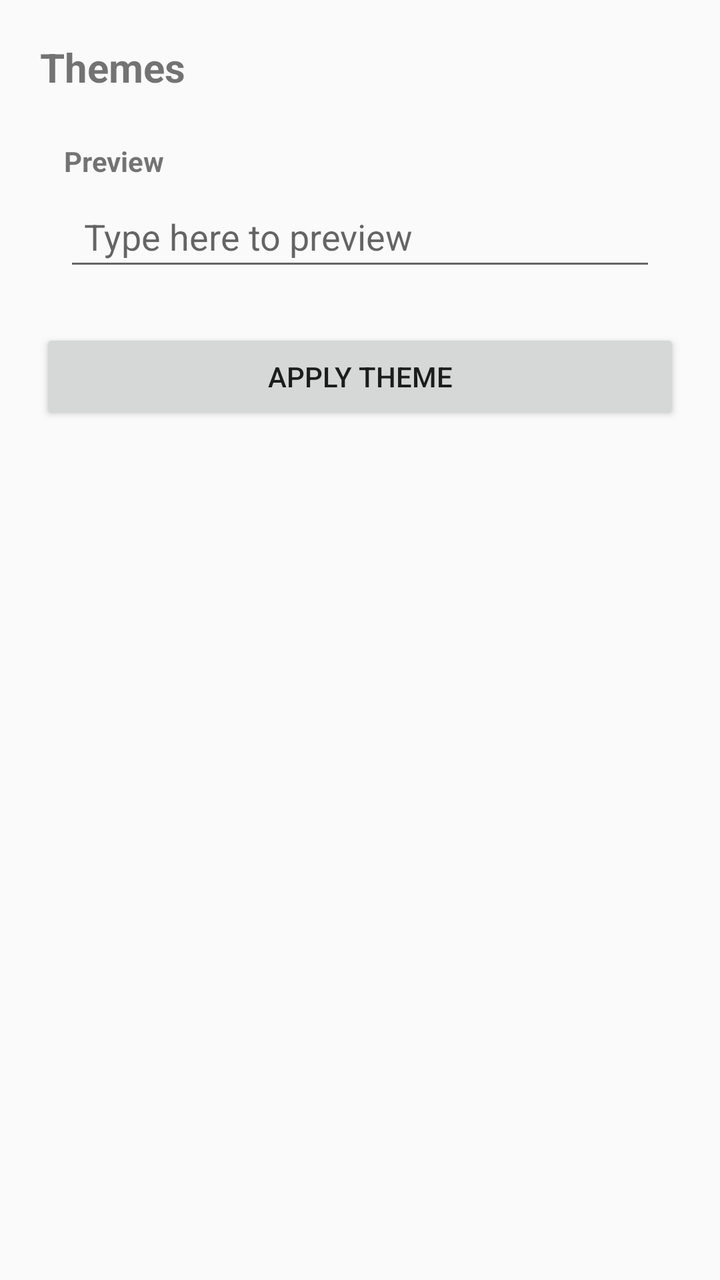
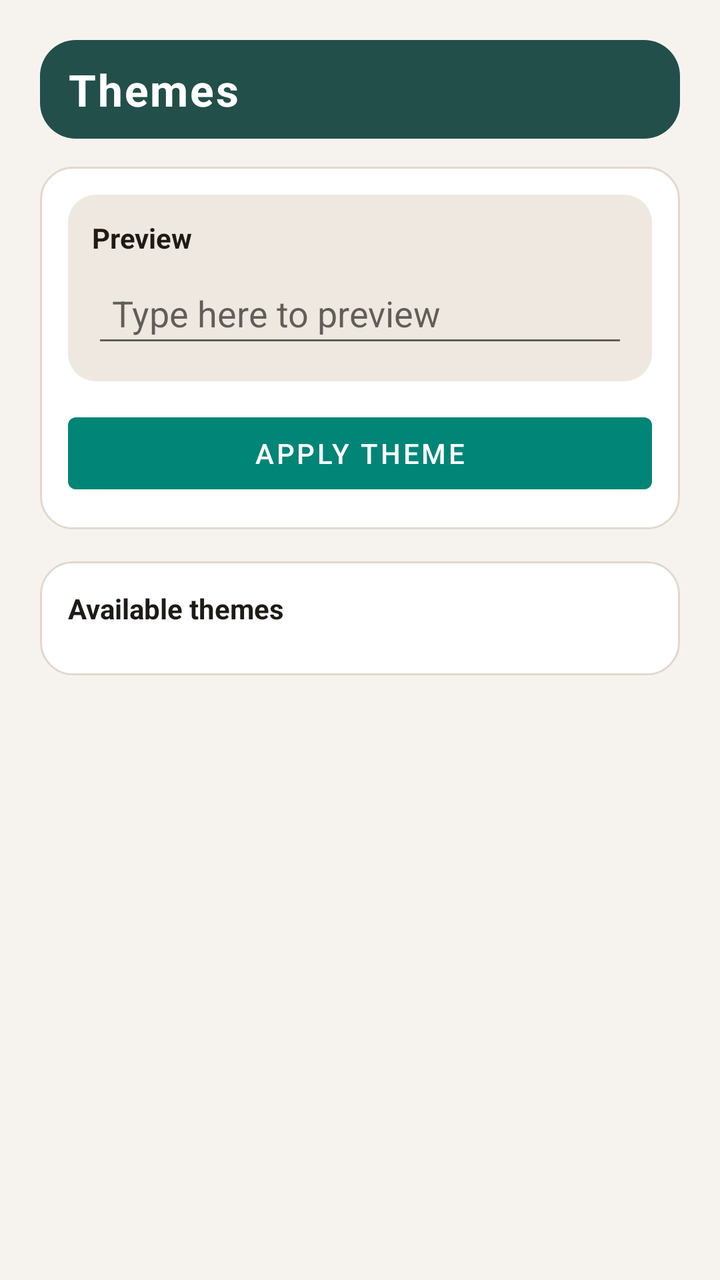

Screens rendered from an Android XML layout before and after an edit, with the pre-edit source and the edit as a unified diff.
<!-- AndroidManifest.xml: application theme AppTheme -->
<!-- res/layout/fragment_themes.xml -->
<?xml version="1.0" encoding="utf-8"?>
<ScrollView xmlns:android="http://schemas.android.com/apk/res/android"
    android:layout_width="match_parent"
    android:layout_height="match_parent"
    android:fillViewport="true">

    <LinearLayout
        android:layout_width="match_parent"
        android:layout_height="wrap_content"
        android:orientation="vertical"
        android:padding="20dp">

        <TextView
            android:id="@+id/theme_section_title"
            android:layout_width="match_parent"
            android:layout_height="wrap_content"
            android:text="@string/themes_title"
            android:textSize="20sp"
            android:textStyle="bold"
            android:paddingBottom="12dp" />

        <LinearLayout
            android:id="@+id/theme_preview_panel"
            android:layout_width="match_parent"
            android:layout_height="wrap_content"
            android:orientation="vertical"
            android:padding="12dp"
            android:layout_marginBottom="12dp">

            <TextView
                android:id="@+id/theme_preview_title"
                android:layout_width="match_parent"
                android:layout_height="wrap_content"
                android:text="Preview"
                android:textStyle="bold"
                android:paddingBottom="6dp" />

            <EditText
                android:id="@+id/theme_preview_input"
                android:layout_width="match_parent"
                android:layout_height="wrap_content"
                android:hint="Type here to preview"
                android:inputType="text"
                android:padding="10dp" />
        </LinearLayout>

        <Button
            android:id="@+id/theme_apply_button"
            android:layout_width="match_parent"
            android:layout_height="wrap_content"
            android:text="Apply Theme"
            android:layout_marginBottom="16dp" />

        <LinearLayout
            android:id="@+id/theme_container"
            android:layout_width="match_parent"
            android:layout_height="wrap_content"
            android:orientation="vertical" />
    </LinearLayout>
</ScrollView>
<!-- resources referenced by this layout -->
<resources>
  <string name="themes_title">Themes</string>
  <style name="AppTheme" parent="Theme.AppCompat.Light.DarkActionBar">
          
          <item name="colorPrimary">@color/colorPrimary</item>
          <item name="colorPrimaryDark">@color/colorPrimaryDark</item>
          <item name="colorAccent">@color/colorAccent</item>
      </style>
  <color name="colorPrimary">#008577</color>
  <color name="colorPrimaryDark">#00574B</color>
  <color name="colorAccent">#D81B60</color>
</resources>

<!-- the commit's change to res/layout/fragment_themes.xml (unified diff, before → after) -->
@@ -2,7 +2,8 @@
 <ScrollView xmlns:android="http://schemas.android.com/apk/res/android"
     android:layout_width="match_parent"
     android:layout_height="match_parent"
-    android:fillViewport="true">
+    android:fillViewport="true"
+    android:background="@color/ui_bg">
 
     <LinearLayout
         android:layout_width="match_parent"
@@ -15,46 +16,78 @@
             android:layout_width="match_parent"
             android:layout_height="wrap_content"
             android:text="@string/themes_title"
-            android:textSize="20sp"
+            android:textSize="22sp"
             android:textStyle="bold"
-            android:paddingBottom="12dp" />
+            android:textColor="@color/ui_surface"
+            android:letterSpacing="0.04"
+            android:background="@drawable/bg_title_pill"
+            android:paddingHorizontal="14dp"
+            android:paddingVertical="10dp"
+            android:layout_marginBottom="14dp" />
 
         <LinearLayout
-            android:id="@+id/theme_preview_panel"
+            android:id="@+id/theme_preview_card"
             android:layout_width="match_parent"
             android:layout_height="wrap_content"
             android:orientation="vertical"
-            android:padding="12dp"
-            android:layout_marginBottom="12dp">
+            android:background="@drawable/bg_card"
+            android:padding="14dp"
+            android:layout_marginBottom="16dp">
+
+            <LinearLayout
+                android:id="@+id/theme_preview_panel"
+                android:layout_width="match_parent"
+                android:layout_height="wrap_content"
+                android:orientation="vertical"
+                android:padding="12dp"
+                android:background="@drawable/bg_section">
+
+                <TextView
+                    android:id="@+id/theme_preview_title"
+                    android:layout_width="match_parent"
+                    android:layout_height="wrap_content"
+                    android:text="Preview"
+                    android:textStyle="bold"
+                    android:textColor="@color/ui_text_primary"
+                    android:paddingBottom="6dp" />
+
+                <EditText
+                    android:id="@+id/theme_preview_input"
+                    android:layout_width="match_parent"
+                    android:layout_height="wrap_content"
+                    android:hint="Type here to preview"
+                    android:inputType="text"
+                    android:padding="10dp" />
+            </LinearLayout>
+
+            <Button
+                android:id="@+id/theme_apply_button"
+                android:layout_width="match_parent"
+                android:layout_height="wrap_content"
+                android:text="APPLY THEME"
+                android:layout_marginTop="12dp" />
+        </LinearLayout>
+
+        <LinearLayout
+            android:layout_width="match_parent"
+            android:layout_height="wrap_content"
+            android:orientation="vertical"
+            android:background="@drawable/bg_card"
+            android:padding="14dp">
 
             <TextView
-                android:id="@+id/theme_preview_title"
                 android:layout_width="match_parent"
                 android:layout_height="wrap_content"
-                android:text="Preview"
+                android:text="Available themes"
                 android:textStyle="bold"
-                android:paddingBottom="6dp" />
+                android:textColor="@color/ui_text_primary"
+                android:paddingBottom="10dp" />
 
-            <EditText
-                android:id="@+id/theme_preview_input"
+            <LinearLayout
+                android:id="@+id/theme_container"
                 android:layout_width="match_parent"
                 android:layout_height="wrap_content"
-                android:hint="Type here to preview"
-                android:inputType="text"
-                android:padding="10dp" />
+                android:orientation="vertical" />
         </LinearLayout>
-
-        <Button
-            android:id="@+id/theme_apply_button"
-            android:layout_width="match_parent"
-            android:layout_height="wrap_content"
-            android:text="Apply Theme"
-            android:layout_marginBottom="16dp" />
-
-        <LinearLayout
-            android:id="@+id/theme_container"
-            android:layout_width="match_parent"
-            android:layout_height="wrap_content"
-            android:orientation="vertical" />
     </LinearLayout>
 </ScrollView>
<!-- resource entries referenced after the edit -->
@@ -1,12 +1,37 @@
 <!-- resources referenced by this layout -->
 <resources>
+  <color name="ui_bg">#F6F3EF</color>
+  <color name="ui_surface">#FFFFFF</color>
+  <color name="ui_text_primary">#1E1B16</color>
+  <!-- drawable bg_card (drawable) -->
+  <?xml version="1.0" encoding="utf-8"?>
+  <shape xmlns:android="http://schemas.android.com/apk/res/android">
+      <solid android:color="@color/ui_surface" />
+      <stroke android:width="1dp" android:color="@color/ui_divider" />
+      <corners android:radius="16dp" />
+  </shape>
+  <!-- drawable bg_section (drawable) -->
+  <?xml version="1.0" encoding="utf-8"?>
+  <shape xmlns:android="http://schemas.android.com/apk/res/android">
+      <solid android:color="@color/ui_surface_alt" />
+      <corners android:radius="14dp" />
+  </shape>
+  <!-- drawable bg_title_pill (drawable) -->
+  <?xml version="1.0" encoding="utf-8"?>
+  <shape xmlns:android="http://schemas.android.com/apk/res/android">
+      <solid android:color="@color/ui_primary" />
+      <corners android:radius="18dp" />
+  </shape>
   <string name="themes_title">Themes</string>
-  <style name="AppTheme" parent="Theme.AppCompat.Light.DarkActionBar">
+  <style name="AppTheme" parent="Theme.MaterialComponents.Light.NoActionBar">
           
           <item name="colorPrimary">@color/colorPrimary</item>
           <item name="colorPrimaryDark">@color/colorPrimaryDark</item>
           <item name="colorAccent">@color/colorAccent</item>
       </style>
+  <color name="ui_divider">#E2D8CD</color>
+  <color name="ui_surface_alt">#EFE8E0</color>
+  <color name="ui_primary">#224F4A</color>
   <color name="colorPrimary">#008577</color>
   <color name="colorPrimaryDark">#00574B</color>
   <color name="colorAccent">#D81B60</color>
